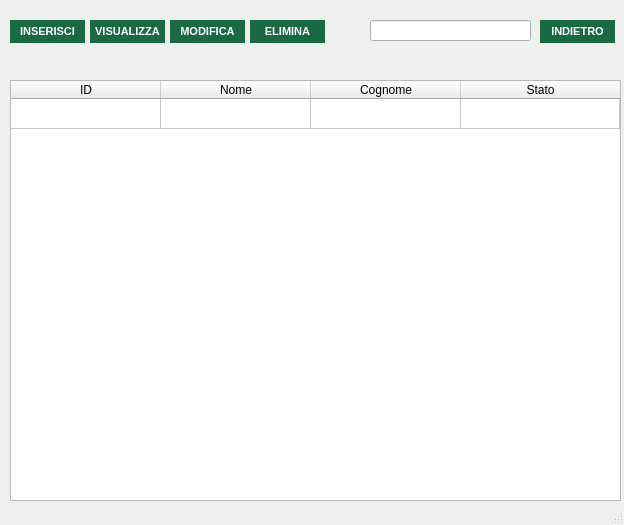
Old version of the form src/main/gui/turni.ui in the repository OT-Rax/AnconAmbiente.
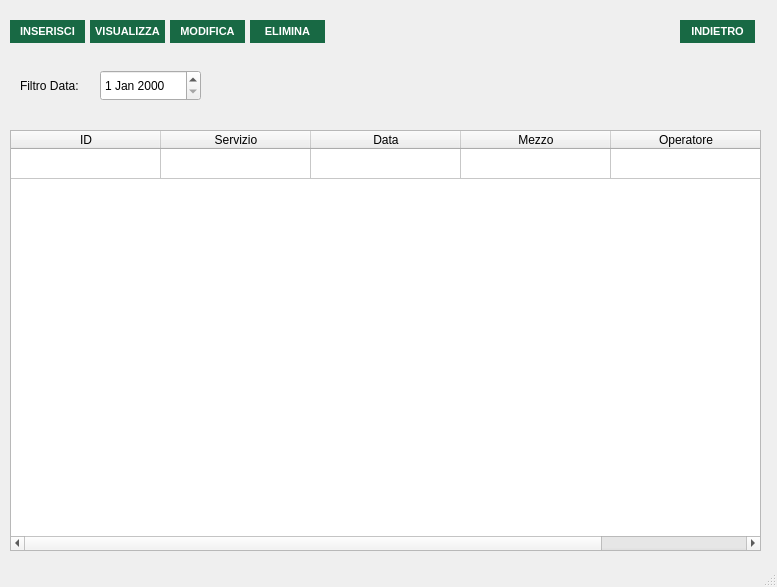
New version of the form. Icons and pictures are not drawn.

Commit message: Aggiornamento gui Turni

Patch:
```diff
--- a/src/main/gui/turni.ui
+++ b/src/main/gui/turni.ui
@@ -6,8 +6,8 @@
    <rect>
     <x>0</x>
     <y>0</y>
-    <width>624</width>
-    <height>525</height>
+    <width>777</width>
+    <height>587</height>
    </rect>
   </property>
   <property name="windowTitle">
@@ -48,13 +48,13 @@
      <string>VISUALIZZA</string>
     </property>
    </widget>
-   <widget class="QLabel" name="label">
+   <widget class="QLabel" name="search_button">
     <property name="geometry">
      <rect>
-      <x>350</x>
-      <y>20</y>
-      <width>21</width>
-      <height>21</height>
+      <x>200</x>
+      <y>70</y>
+      <width>41</width>
+      <height>31</height>
      </rect>
     </property>
     <property name="text">
@@ -95,8 +95,8 @@
     <property name="geometry">
      <rect>
       <x>10</x>
-      <y>80</y>
-      <width>611</width>
+      <y>130</y>
+      <width>751</width>
       <height>421</height>
      </rect>
     </property>
@@ -127,17 +127,22 @@
     </column>
     <column>
      <property name="text">
-      <string>Nome</string>
+      <string>Servizio</string>
      </property>
     </column>
     <column>
      <property name="text">
-      <string>Cognome</string>
+      <string>Data</string>
      </property>
     </column>
     <column>
      <property name="text">
-      <string>Stato</string>
+      <string>Mezzo</string>
+     </property>
+    </column>
+    <column>
+     <property name="text">
+      <string>Operatore</string>
      </property>
     </column>
    </widget>
@@ -174,8 +179,8 @@
    <widget class="QLabel" name="label_2">
     <property name="geometry">
      <rect>
-      <x>13</x>
-      <y>60</y>
+      <x>30</x>
+      <y>50</y>
       <width>601</width>
       <height>16</height>
      </rect>
@@ -217,7 +222,7 @@
    <widget class="QPushButton" name="indietr_button">
     <property name="geometry">
      <rect>
-      <x>540</x>
+      <x>680</x>
       <y>20</y>
       <width>75</width>
       <height>23</height>
@@ -244,16 +249,133 @@
      <string>INDIETRO</string>
     </property>
    </widget>
-   <widget class="QLineEdit" name="search_field">
+   <widget class="QDateEdit" name="date_filter">
     <property name="geometry">
      <rect>
-      <x>370</x>
-      <y>20</y>
-      <width>161</width>
-      <height>21</height>
+      <x>100</x>
+      <y>70</y>
+      <width>101</width>
+      <height>31</height>
      </rect>
     </property>
    </widget>
+   <widget class="QLabel" name="warning_label">
+    <property name="geometry">
+     <rect>
+      <x>10</x>
+      <y>110</y>
+      <width>601</width>
+      <height>16</height>
+     </rect>
+    </property>
+    <property name="palette">
+     <palette>
+      <active>
+       <colorrole role="WindowText">
+        <brush brushstyle="SolidPattern">
+         <color alpha="255">
+          <red>255</red>
+          <green>0</green>
+          <blue>0</blue>
+         </color>
+        </brush>
+       </colorrole>
+       <colorrole role="Text">
+        <brush brushstyle="SolidPattern">
+         <color alpha="255">
+          <red>255</red>
+          <green>0</green>
+          <blue>0</blue>
+         </color>
+        </brush>
+       </colorrole>
+       <colorrole role="PlaceholderText">
+        <brush brushstyle="SolidPattern">
+         <color alpha="128">
+          <red>255</red>
+          <green>0</green>
+          <blue>0</blue>
+         </color>
+        </brush>
+       </colorrole>
+      </active>
+      <inactive>
+       <colorrole role="WindowText">
+        <brush brushstyle="SolidPattern">
+         <color alpha="255">
+          <red>255</red>
+          <green>0</green>
+          <blue>0</blue>
+         </color>
+        </brush>
+       </colorrole>
+       <colorrole role="Text">
+        <brush brushstyle="SolidPattern">
+         <color alpha="255">
+          <red>255</red>
+          <green>0</green>
+          <blue>0</blue>
+         </color>
+        </brush>
+       </colorrole>
+       <colorrole role="PlaceholderText">
+        <brush brushstyle="SolidPattern">
+         <color alpha="128">
+          <red>255</red>
+          <green>0</green>
+          <blue>0</blue>
+         </color>
+        </brush>
+       </colorrole>
+      </inactive>
+      <disabled>
+       <colorrole role="WindowText">
+        <brush brushstyle="SolidPattern">
+         <color alpha="255">
+          <red>190</red>
+          <green>190</green>
+          <blue>190</blue>
+         </color>
+        </brush>
+       </colorrole>
+       <colorrole role="Text">
+        <brush brushstyle="SolidPattern">
+         <color alpha="255">
+          <red>190</red>
+          <green>190</green>
+          <blue>190</blue>
+         </color>
+        </brush>
+       </colorrole>
+       <colorrole role="PlaceholderText">
+        <brush brushstyle="SolidPattern">
+         <color alpha="128">
+          <red>0</red>
+          <green>0</green>
+          <blue>0</blue>
+         </color>
+        </brush>
+       </colorrole>
+      </disabled>
+     </palette>
+    </property>
+    <property name="text">
+     <string/>
+    </property>
+   </widget>
+   <widget class="QLabel" name="label">
+    <property name="geometry">
+     <rect>
+      <x>20</x>
+      <y>70</y>
+      <width>81</width>
+      <height>31</height>
+     </rect>
+    </property>
+    <property name="text">
+     <string>Filtro Data:</string>
+    </property>
+   </widget>
   </widget>
   <widget class="QStatusBar" name="statusbar"/>
  </widget>
```
Left out of the diff: 2 changed lines with no effect on the pictures. The commit also changes 7 other files.
